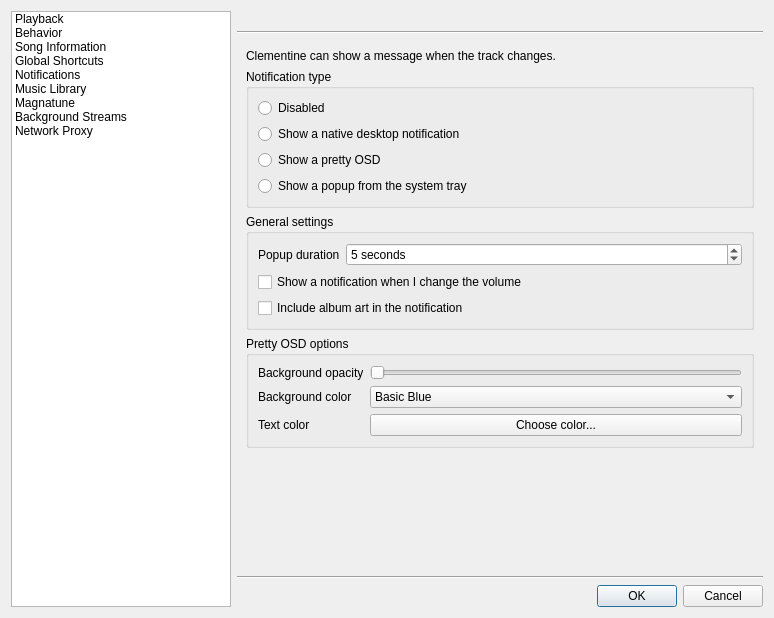
clementine-player/Clementine, file src/ui/settingsdialog.ui: the form before one commit.
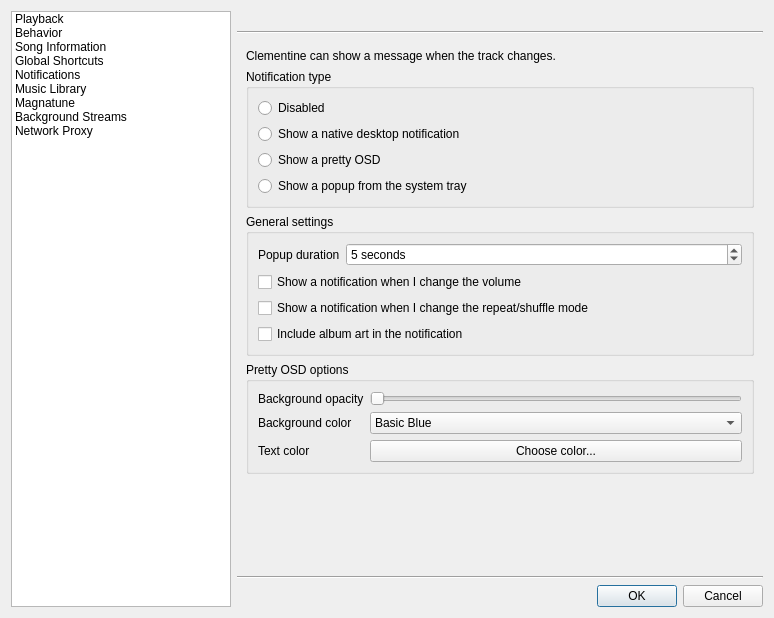
The form after the commit. The open tabs and pages were chosen to show the change. Icons and pictures are not drawn. Custom widgets are drawn as their Qt base class.

Commit message: Add global shortcuts for repeat and shuffle modes. Fixes issue #955

What changed in the file:
```diff
--- a/src/ui/settingsdialog.ui
+++ b/src/ui/settingsdialog.ui
@@ -806,6 +806,13 @@
               </property>
              </widget>
             </item>
+            <item>
+             <widget class="QCheckBox" name="notifications_play_mode">
+              <property name="text">
+               <string>Show a notification when I change the repeat/shuffle mode</string>
+              </property>
+             </widget>
+            </item>
             <item>
              <widget class="QCheckBox" name="notifications_art">
               <property name="text">
```
Left out of the diff: 2 changed lines with no effect on the pictures. The commit also changes 57 other files.
